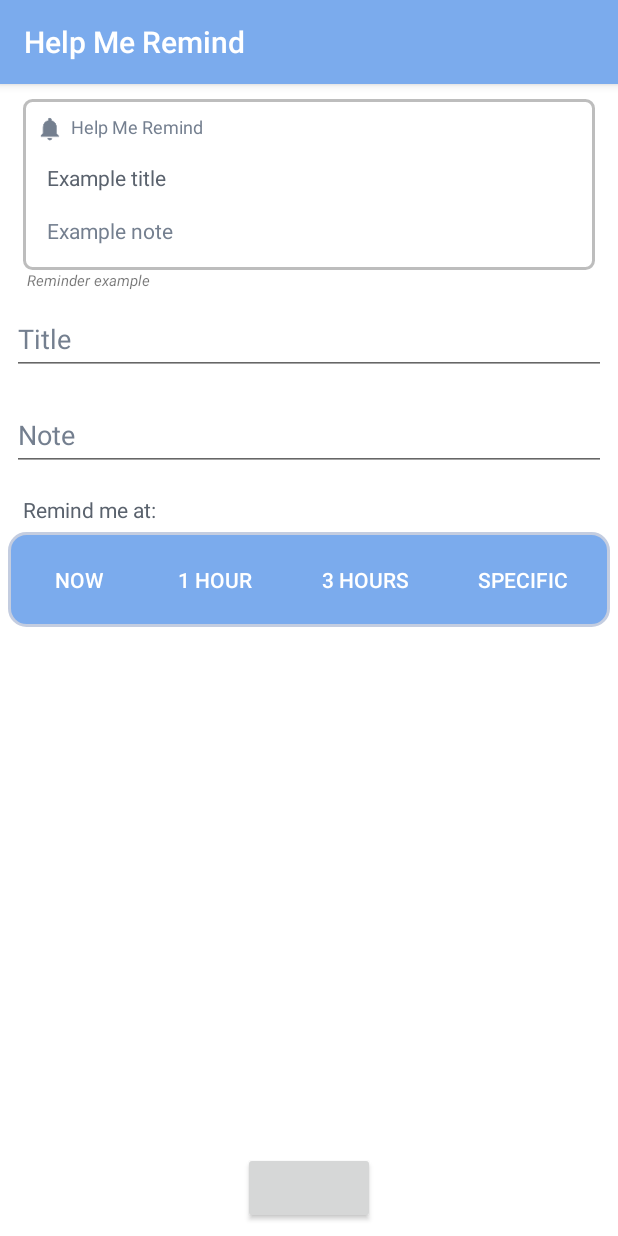
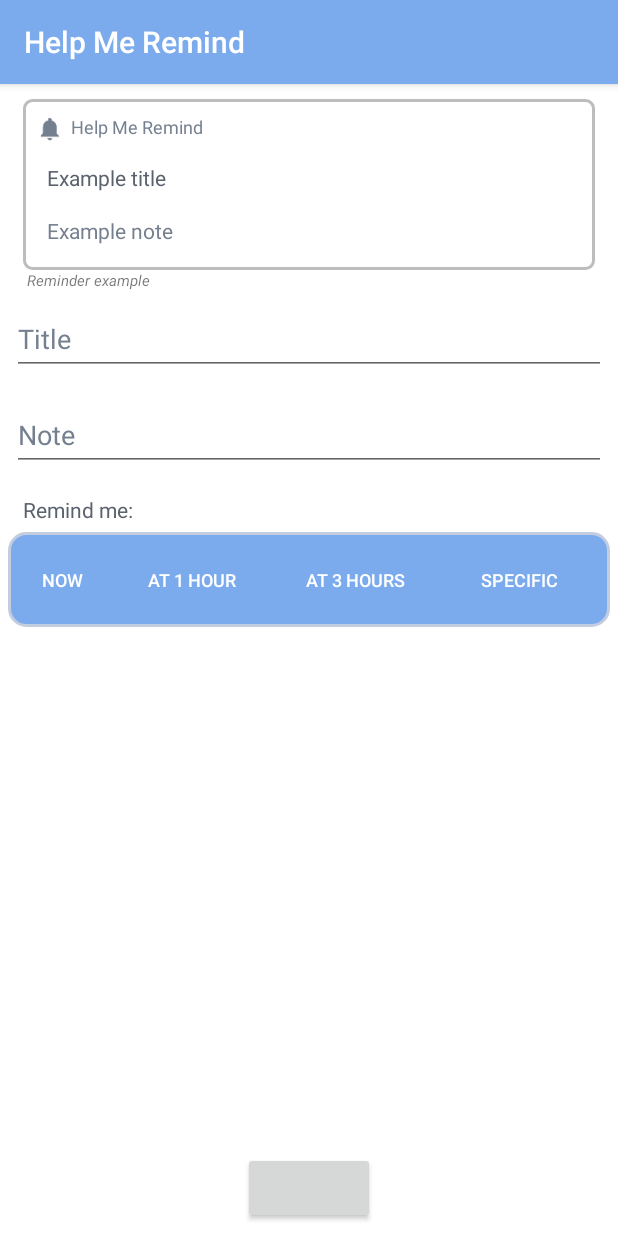
Before and after one commit to RoamerSoft/HelpMeRemind, an Android app: the screen it shows after launch (MainActivity), on a phone screen of 412 x 824 dp. Run offline under Robolectric (Android 15) with nearby library versions, the phone set to English and light mode, and no system bars; libraries missing offline, so code that uses them is left out: ru.dimorinny.floatingtextbutton; plain views replace FloatingTextButton; 2 statements that could not run were skipped.

Commit message:
Fixed textsize quick set button.

```diff
--- a/app/src/main/res/layout/activity_main.xml
+++ b/app/src/main/res/layout/activity_main.xml
@@ -161,51 +161,52 @@
         app:layout_constraintEnd_toEndOf="parent"
         app:layout_constraintHorizontal_bias="0.4"
         app:layout_constraintStart_toStartOf="parent"
-        app:layout_constraintTop_toBottomOf="@+id/button_bar_title">
+        app:layout_constraintTop_toBottomOf="@+id/button_bar_title"
+        android:weightSum="1">
 
         <Button
             android:id="@+id/button_bar_button1"
             style="?android:attr/buttonBarButtonStyle"
-            android:layout_width="wrap_content"
-            android:layout_height="wrap_content"
-            android:layout_weight="1"
             android:onClick="onButtonBarButton1Pressed"
             android:text="@string/button_bar_button1"
-            android:singleLine="true"
+            android:layout_width="0dp"
+            android:layout_height="wrap_content"
+            android:layout_weight=".16"
+            android:textSize="12sp"
             android:textColor="@color/colorTextAndIcons" />
 
         <Button
             android:id="@+id/button_bar_button2"
             style="?android:attr/buttonBarButtonStyle"
-            android:layout_width="wrap_content"
-            android:layout_height="wrap_content"
-            android:layout_weight="1"
             android:onClick="onButtonBarButton2Pressed"
             android:text="@string/button_bar_button2"
-            android:singleLine="true"
+            android:layout_width="0dp"
+            android:layout_height="wrap_content"
+            android:layout_weight=".28"
+            android:textSize="12sp"
             android:textColor="@color/colorTextAndIcons" />
 
 
         <Button
             android:id="@+id/button_bar_button3"
             style="?android:attr/buttonBarButtonStyle"
-            android:layout_width="wrap_content"
-            android:layout_height="wrap_content"
-            android:layout_weight="1"
             android:onClick="onButtonBarButton3Pressed"
             android:text="@string/button_bar_button3"
-            android:singleLine="true"
+            android:layout_width="0dp"
+            android:layout_height="wrap_content"
+            android:layout_weight=".28"
+            android:textSize="12sp"
             android:textColor="@color/colorTextAndIcons" />
 
         <Button
             android:id="@+id/button_bar_button4"
             style="?android:attr/buttonBarButtonStyle"
-            android:layout_width="wrap_content"
-            android:layout_height="wrap_content"
-            android:layout_weight="1"
             android:onClick="onButtonBarButton4Pressed"
             android:text="@string/button_bar_button4"
-            android:singleLine="true"
+            android:layout_width="0dp"
+            android:layout_height="wrap_content"
+            android:layout_weight=".28"
+            android:textSize="12sp"
             android:textColor="@color/colorTextAndIcons" />
 
     </LinearLayout>
--- a/app/src/main/res/values/strings.xml
+++ b/app/src/main/res/values/strings.xml
@@ -5,11 +5,11 @@
     <string name="reminder_input_text">Note</string>
     <string name="reminder_info_text"><i>Reminder example</i></string>
 
-    <string name="button_bar_title">Remind me at:</string>
+    <string name="button_bar_title">Remind me:</string>
 
     <string name="button_bar_button1">Now</string>
-    <string name="button_bar_button2">1 Hour</string>
-    <string name="button_bar_button3">3 Hours</string>
+    <string name="button_bar_button2">At 1 Hour</string>
+    <string name="button_bar_button3">At 3 Hours</string>
     <string name="button_bar_button4">Specific</string>
 
     <string name="add_reminder_button">Add Reminder</string>
```
Also changed, not shown: 1 other file.
